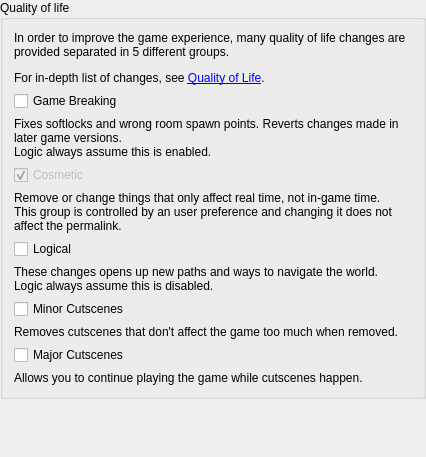
Above: randovania/gui/ui_files/preset_prime_patches.ui from randovania/randovania before the change. Below: the same form after it.
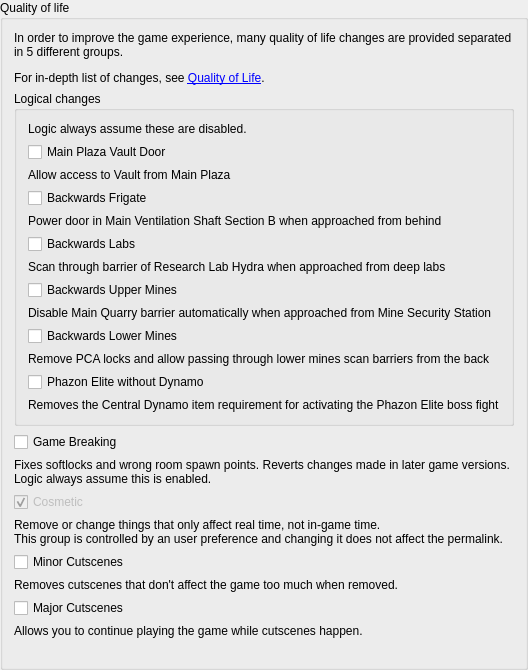
That is the form after the change.

Commit message: Split QOL Logical into multiple fields

```diff
--- a/randovania/gui/ui_files/preset_prime_patches.ui
+++ b/randovania/gui/ui_files/preset_prime_patches.ui
@@ -6,8 +6,8 @@
    <rect>
     <x>0</x>
     <y>0</y>
-    <width>426</width>
-    <height>457</height>
+    <width>479</width>
+    <height>666</height>
    </rect>
   </property>
   <property name="windowTitle">
@@ -52,6 +52,118 @@
          </property>
         </widget>
        </item>
+       <item>
+        <widget class="QGroupBox" name="groupBox">
+         <property name="title">
+          <string>Logical changes</string>
+         </property>
+         <layout class="QVBoxLayout" name="verticalLayout_3">
+          <item>
+           <widget class="QLabel" name="qol_logical_label">
+            <property name="maximumSize">
+             <size>
+              <width>16777215</width>
+              <height>70</height>
+             </size>
+            </property>
+            <property name="text">
+             <string>&lt;html&gt;&lt;head/&gt;&lt;body&gt;&lt;p&gt;Logic always assume these are disabled.&lt;/p&gt;&lt;/body&gt;&lt;/html&gt;</string>
+            </property>
+            <property name="alignment">
+             <set>Qt::AlignLeading|Qt::AlignLeft|Qt::AlignTop</set>
+            </property>
+            <property name="wordWrap">
+             <bool>true</bool>
+            </property>
+           </widget>
+          </item>
+          <item>
+           <widget class="QCheckBox" name="main_plaza_door_check">
+            <property name="text">
+             <string>Main Plaza Vault Door</string>
+            </property>
+           </widget>
+          </item>
+          <item>
+           <widget class="QLabel" name="main_plaza_door_label">
+            <property name="text">
+             <string>Allow access to Vault from Main Plaza</string>
+            </property>
+           </widget>
+          </item>
+          <item>
+           <widget class="QCheckBox" name="backwards_frigate_check">
+            <property name="text">
+             <string>Backwards Frigate</string>
+            </property>
+           </widget>
+          </item>
+          <item>
+           <widget class="QLabel" name="backwards_frigate_label">
+            <property name="text">
+             <string>Power door in Main Ventilation Shaft Section B when approached from behind</string>
+            </property>
+           </widget>
+          </item>
+          <item>
+           <widget class="QCheckBox" name="backwards_labs_check">
+            <property name="text">
+             <string>Backwards Labs</string>
+            </property>
+           </widget>
+          </item>
+          <item>
+           <widget class="QLabel" name="backwards_labs_label">
+            <property name="text">
+             <string>Scan through barrier of Research Lab Hydra when approached from deep labs</string>
+            </property>
+           </widget>
+          </item>
+          <item>
+           <widget class="QCheckBox" name="backwards_upper_mines_check">
+            <property name="text">
+             <string>Backwards Upper Mines</string>
+            </property>
+           </widget>
+          </item>
+          <item>
+           <widget class="QLabel" name="backwards_upper_mines_label">
+            <property name="text">
+             <string>Disable Main Quarry barrier automatically when approached from Mine Security Station</string>
+            </property>
+           </widget>
+          </item>
+          <item>
+           <widget class="QCheckBox" name="backwards_lower_mines_check">
+            <property name="text">
+             <string>Backwards Lower Mines</string>
+            </property>
+           </widget>
+          </item>
+          <item>
+           <widget class="QLabel" name="backwards_lower_mines_label">
+            <property name="text">
+             <string>Remove PCA locks and allow passing through lower mines scan barriers from the back</string>
+            </property>
+           </widget>
+          </item>
+          <item>
+           <widget class="QCheckBox" name="phazon_elite_without_dynamo_check">
+            <property name="text">
+             <string>Phazon Elite without Dynamo</string>
+            </property>
+           </widget>
+          </item>
+          <item>
+           <widget class="QLabel" name="phazon_elite_without_dynamo_label">
+            <property name="text">
+             <string>Removes the Central Dynamo item requirement for activating the Phazon Elite boss fight</string>
+            </property>
+           </widget>
+          </item>
+         </layout>
+        </widget>
+       </item>
        <item>
         <widget class="QCheckBox" name="qol_game_breaking_check">
          <property name="enabled">
@@ -113,32 +225,6 @@
          </property>
         </widget>
        </item>
-       <item>
-        <widget class="QCheckBox" name="qol_logical_check">
-         <property name="text">
-          <string>Logical</string>
-         </property>
-        </widget>
-       </item>
-       <item>
-        <widget class="QLabel" name="qol_logical_label">
-         <property name="maximumSize">
-          <size>
-           <width>16777215</width>
-           <height>70</height>
-          </size>
-         </property>
-         <property name="text">
-          <string>&lt;html&gt;&lt;head/&gt;&lt;body&gt;&lt;p&gt;These changes opens up new paths and ways to navigate the world.&lt;br/&gt;Logic always assume this is disabled.&lt;/p&gt;&lt;/body&gt;&lt;/html&gt;</string>
-         </property>
-         <property name="alignment">
-          <set>Qt::AlignLeading|Qt::AlignLeft|Qt::AlignTop</set>
-         </property>
-         <property name="wordWrap">
-          <bool>true</bool>
-         </property>
-        </widget>
-       </item>
        <item>
         <widget class="QCheckBox" name="qol_minor_cutscenes_check">
          <property name="text">
@@ -167,22 +253,22 @@
          </property>
         </widget>
        </item>
+       <item>
+        <spacer name="verticalSpacer">
+         <property name="orientation">
+          <enum>Qt::Vertical</enum>
+         </property>
+         <property name="sizeHint" stdset="0">
+          <size>
+           <width>20</width>
+           <height>40</height>
+          </size>
+         </property>
+        </spacer>
+       </item>
       </layout>
      </widget>
     </item>
-    <item>
-     <spacer name="verticalSpacer">
-      <property name="orientation">
-       <enum>Qt::Vertical</enum>
-      </property>
-      <property name="sizeHint" stdset="0">
-       <size>
-        <width>20</width>
-        <height>40</height>
-       </size>
-      </property>
-     </spacer>
-    </item>
    </layout>
   </widget>
  </widget>
```
The commit also changes 8 other files.
